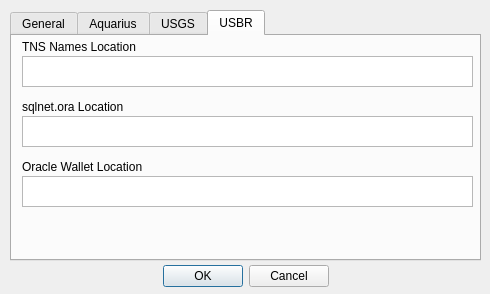
First picture: the form in ui/winOptions.ui, repository S31F3R/DataDoctor, before the edit.
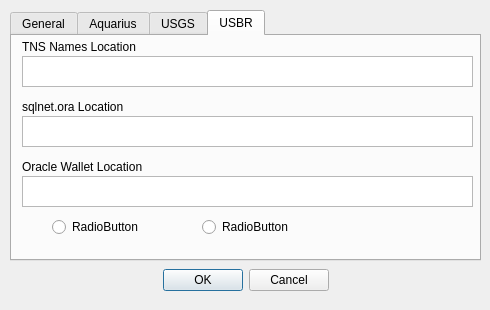
Second picture: the form after the edit. The open tabs and pages were chosen to show the change. Icons and pictures are not drawn.

What changed in the file:
```diff
--- a/ui/winOptions.ui
+++ b/ui/winOptions.ui
@@ -7,7 +7,7 @@
     <x>0</x>
     <y>0</y>
     <width>490</width>
-    <height>294</height>
+    <height>310</height>
    </rect>
   </property>
   <property name="windowTitle">
@@ -23,7 +23,7 @@
      <x>10</x>
      <y>260</y>
      <width>471</width>
-     <height>32</height>
+     <height>41</height>
     </rect>
    </property>
    <property name="orientation">
@@ -251,6 +251,32 @@
       </rect>
      </property>
     </widget>
+    <widget class="QRadioButton" name="radioButton">
+     <property name="geometry">
+      <rect>
+       <x>40</x>
+       <y>180</y>
+       <width>101</width>
+       <height>22</height>
+      </rect>
+     </property>
+     <property name="text">
+      <string>RadioButton</string>
+     </property>
+    </widget>
+    <widget class="QRadioButton" name="radioButton_2">
+     <property name="geometry">
+      <rect>
+       <x>190</x>
+       <y>180</y>
+       <width>101</width>
+       <height>22</height>
+      </rect>
+     </property>
+     <property name="text">
+      <string>RadioButton</string>
+     </property>
+    </widget>
    </widget>
   </widget>
  </widget>
```
Left out of the diff: 2 changed lines with no effect on the pictures.
